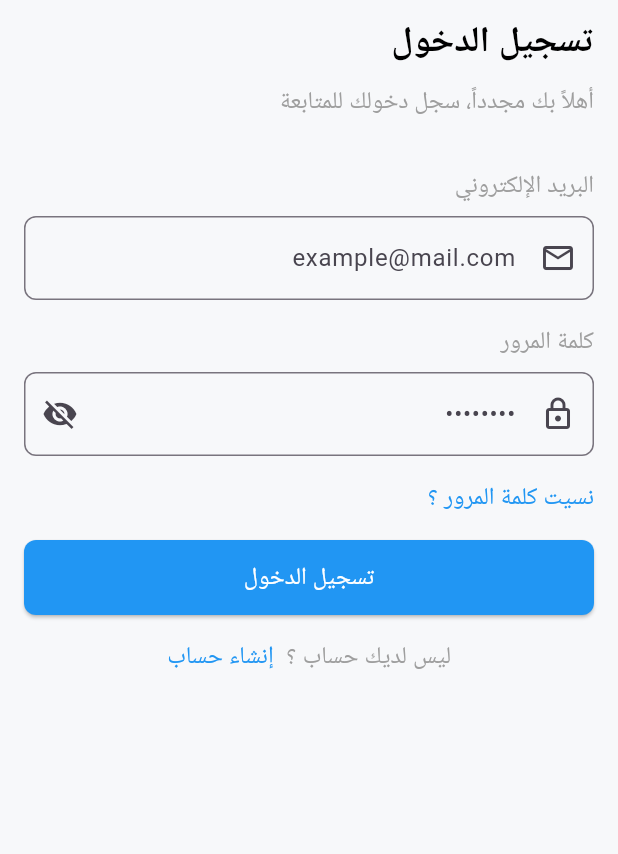
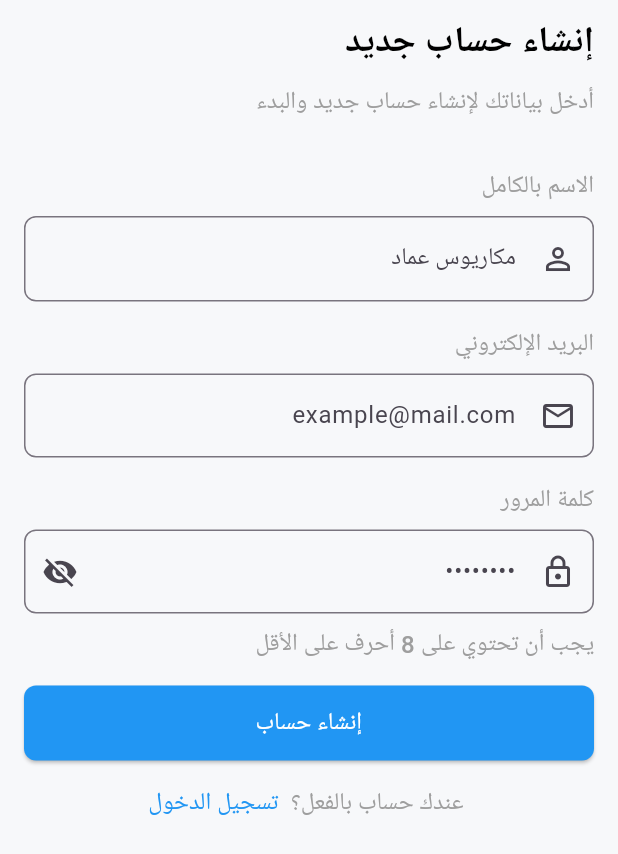
Before and after one commit to Makaruos-Emad/Login-System-UI, a Flutter app: the screen it shows after launch, after a tap on "إنشاء حساب", on a phone screen of 412 x 824 dp. Shown: the top 854 px of the screen. Run offline on Flutter 3.47's test engine with Material 3 defaults, Android fonts, the light colour scheme and no system bars.

Commit message:
create register screen

```diff
--- a/lib/screens/login_screen.dart
+++ b/lib/screens/login_screen.dart
@@ -2,6 +2,7 @@ import 'package:flutter/material.dart';
 import 'package:login_system/core/theme/app_text_style.dart';
 import 'package:login_system/core/widgets/custom_button.dart';
 import 'package:login_system/core/widgets/custom_text_form_field.dart';
+import 'package:login_system/screens/register_screen.dart';
 
 class LoginScreen extends StatelessWidget {
   const LoginScreen({super.key});
@@ -54,7 +55,15 @@ class LoginScreen extends StatelessWidget {
               mainAxisAlignment: MainAxisAlignment.center,
               children: [
                 GestureDetector(
-                  onTap: () {},
+                  onTap: () {
+                    Navigator.pushAndRemoveUntil(
+                      context,
+                      MaterialPageRoute(
+                        builder: (context) => const RegisterScreen(),
+                      ),
+                      (route) => false,
+                    );
+                  },
                   child: Text("إنشاء حساب", style: AppTextStyle.regular16Blue),
                 ),
                 const SizedBox(width: 8),
--- a/lib/screens/register_screen.dart
+++ b/lib/screens/register_screen.dart
@@ -0,0 +1,88 @@
+import 'package:flutter/material.dart';
+import 'package:login_system/core/theme/app_text_style.dart';
+import 'package:login_system/core/widgets/custom_button.dart';
+import 'package:login_system/core/widgets/custom_text_form_field.dart';
+import 'package:login_system/screens/login_screen.dart';
+
+class RegisterScreen extends StatelessWidget {
+  const RegisterScreen({super.key});
+
+  @override
+  Widget build(BuildContext context) {
+    return Scaffold(
+      appBar: AppBar(
+        title: Row(
+          mainAxisAlignment: MainAxisAlignment.end,
+          children: [const Text("إنشاء حساب جديد")],
+        ),
+      ),
+      body: Padding(
+        padding: const EdgeInsets.symmetric(horizontal: 16),
+        child: Column(
+          crossAxisAlignment: CrossAxisAlignment.end,
+          children: [
+            Text(
+              "أدخل بياناتك لإنشاء حساب جديد والبدء",
+              style: AppTextStyle.regular16Grey,
+            ),
+            const SizedBox(height: 32),
+            Text("الاسم بالكامل", style: AppTextStyle.regular16Grey),
+            const SizedBox(height: 8),
+            CustomTextFormField(
+              hintText: "مكاريوس عماد",
+              suffixIcon: Icons.person_outline,
+            ),
+            const SizedBox(height: 16),
+            Text('البريد الإلكتروني', style: AppTextStyle.regular16Grey),
+            const SizedBox(height: 8),
+            CustomTextFormField(
+              hintText: "example@mail.com",
+              suffixIcon: Icons.email_outlined,
+            ),
+            const SizedBox(height: 16),
+            Text('كلمة المرور', style: AppTextStyle.regular16Grey),
+            const SizedBox(height: 8),
+            CustomTextFormField(
+              hintText: "••••••••",
+              suffixIcon: Icons.lock_outlined,
+              isPassword: true,
+            ),
+            const SizedBox(height: 8),
+            GestureDetector(
+              onTap: () {},
+              child: Text(
+                "يجب أن تحتوي على 8 أحرف على الأقل",
+                style: AppTextStyle.regular16Grey,
+              ),
+            ),
+            const SizedBox(height: 16),
+            CustomButton(text: "إنشاء حساب"),
+            const SizedBox(height: 16),
+            Row(
+              mainAxisAlignment: MainAxisAlignment.center,
+              children: [
+                GestureDetector(
+                  onTap: () {
+                    Navigator.pushAndRemoveUntil(
+                      context,
+                      MaterialPageRoute(
+                        builder: (context) => const LoginScreen(),
+                      ),
+                      (route) => false,
+                    );
+                  },
+                  child: Text(
+                    "تسجيل الدخول",
+                    style: AppTextStyle.regular16Blue,
+                  ),
+                ),
+                const SizedBox(width: 8),
+                Text("عندك حساب بالفعل؟ ", style: AppTextStyle.regular16Grey),
+              ],
+            ),
+          ],
+        ),
+      ),
+    );
+  }
+}
```
